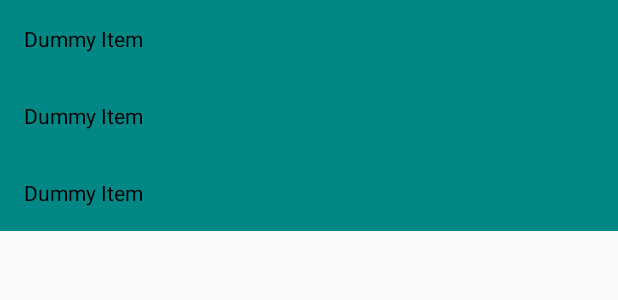
After one commit to benoithebrard/MatchMotionLayout, an Android app: the layout item_vertical_content.xml on its own in the app's theme, with its tools: preview values and no code run, on a phone screen of 412 x 824 dp. The commit adds this screen. Shown: the top 300 px of the screen. Run offline under Robolectric (Android 15) with nearby library versions, the phone set to English and light mode, and no system bars.

Commit message:
include recycler view

```diff
--- a/app/src/main/java/com/example/matchmotionlayout/ui/football/FootballMatchFragment.kt
+++ b/app/src/main/java/com/example/matchmotionlayout/ui/football/FootballMatchFragment.kt
@@ -25,9 +25,9 @@ class FootballMatchFragment : Fragment() {
     override fun onViewCreated(view: View, savedInstanceState: Bundle?) {
         super.onViewCreated(view, savedInstanceState)
 
-        viewBinding?.apply {
+     /*   viewBinding?.apply {
             scrollableContent.adapter = DummyRecyclerAdapter()
-        }
+        }*/
     }
 
     override fun onDestroyView() {
--- a/app/src/main/java/com/example/matchmotionlayout/ui/football/FootballMatchViewModel.kt
+++ b/app/src/main/java/com/example/matchmotionlayout/ui/football/FootballMatchViewModel.kt
@@ -1,5 +1,9 @@
 package com.example.matchmotionlayout.ui.football
 
+import androidx.recyclerview.widget.RecyclerView
+import com.example.matchmotionlayout.ui.adapter.DummyRecyclerAdapter
+
 data class FootballMatchViewModel(
-    val title: String = "football match"
+    val title: String = "football match",
+    val adapter: RecyclerView.Adapter<DummyRecyclerAdapter.ViewHolder> = DummyRecyclerAdapter()
 )
--- /dev/null
+++ b/app/src/main/res/layout/item_vertical_content.xml
@@ -0,0 +1,21 @@
+<?xml version="1.0" encoding="utf-8"?>
+<layout xmlns:android="http://schemas.android.com/apk/res/android"
+    xmlns:app="http://schemas.android.com/apk/res-auto">
+
+    <data>
+
+        <variable
+            name="viewModel"
+            type="com.example.matchmotionlayout.ui.football.FootballMatchViewModel" />
+
+    </data>
+
+    <androidx.recyclerview.widget.RecyclerView xmlns:tools="http://schemas.android.com/tools"
+        android:id="@+id/vertical_content"
+        android:layout_width="match_parent"
+        android:layout_height="wrap_content"
+        app:adapter="@{viewModel.adapter}"
+        app:layoutManager="androidx.recyclerview.widget.LinearLayoutManager"
+        tools:listitem="@layout/dummy_list_item" />
+
+</layout>
```
Also changed, not shown: app/src/main/res/layout/fragment_football.xml (+9 -6 lines).
